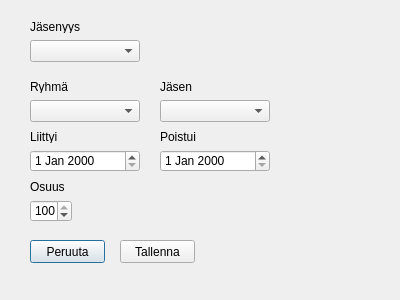
First picture: the form in editMembershipDialog.ui, repository eeroleppalehto/Jahtirekisteri, before the edit.
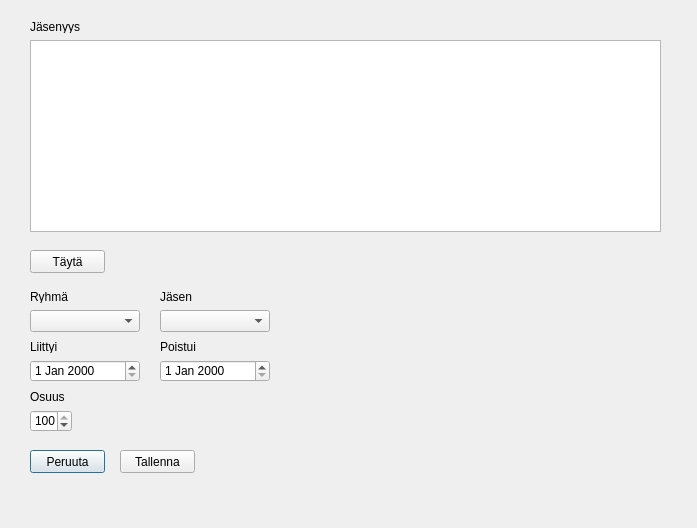
Second picture: the form after the edit.

What changed in the file:
```diff
--- a/editMembershipDialog.ui
+++ b/editMembershipDialog.ui
@@ -6,8 +6,8 @@
    <rect>
     <x>0</x>
     <y>0</y>
-    <width>400</width>
-    <height>300</height>
+    <width>697</width>
+    <height>528</height>
    </rect>
   </property>
   <property name="windowTitle">
@@ -26,21 +26,11 @@
     <string>Jäsenyys</string>
    </property>
   </widget>
-  <widget class="QComboBox" name="editMembershipComboBox">
-   <property name="geometry">
-    <rect>
-     <x>30</x>
-     <y>40</y>
-     <width>110</width>
-     <height>22</height>
-    </rect>
-   </property>
-  </widget>
   <widget class="QDateEdit" name="editMembershipJoinedDateEdit">
    <property name="geometry">
     <rect>
      <x>30</x>
-     <y>150</y>
+     <y>360</y>
      <width>110</width>
      <height>22</height>
     </rect>
@@ -50,7 +40,7 @@
    <property name="geometry">
     <rect>
      <x>30</x>
-     <y>80</y>
+     <y>290</y>
      <width>60</width>
      <height>13</height>
     </rect>
@@ -63,7 +53,7 @@
    <property name="geometry">
     <rect>
      <x>160</x>
-     <y>80</y>
+     <y>290</y>
      <width>60</width>
      <height>13</height>
     </rect>
@@ -76,7 +66,7 @@
    <property name="geometry">
     <rect>
      <x>30</x>
-     <y>130</y>
+     <y>340</y>
      <width>60</width>
      <height>13</height>
     </rect>
@@ -89,7 +79,7 @@
    <property name="geometry">
     <rect>
      <x>160</x>
-     <y>130</y>
+     <y>340</y>
      <width>60</width>
      <height>13</height>
     </rect>
@@ -102,7 +92,7 @@
    <property name="geometry">
     <rect>
      <x>160</x>
-     <y>150</y>
+     <y>360</y>
      <width>110</width>
      <height>22</height>
     </rect>
@@ -112,7 +102,7 @@
    <property name="geometry">
     <rect>
      <x>30</x>
-     <y>200</y>
+     <y>410</y>
      <width>42</width>
      <height>22</height>
     </rect>
@@ -131,7 +121,7 @@
    <property name="geometry">
     <rect>
      <x>30</x>
-     <y>180</y>
+     <y>390</y>
      <width>60</width>
      <height>13</height>
     </rect>
@@ -144,7 +134,7 @@
    <property name="geometry">
     <rect>
      <x>30</x>
-     <y>240</y>
+     <y>450</y>
      <width>75</width>
      <height>23</height>
     </rect>
@@ -160,7 +150,7 @@
    <property name="geometry">
     <rect>
      <x>120</x>
-     <y>240</y>
+     <y>450</y>
      <width>75</width>
      <height>23</height>
     </rect>
@@ -173,7 +163,7 @@
    <property name="geometry">
     <rect>
      <x>30</x>
-     <y>100</y>
+     <y>310</y>
      <width>110</width>
      <height>22</height>
     </rect>
@@ -183,12 +173,35 @@
    <property name="geometry">
     <rect>
      <x>160</x>
-     <y>100</y>
+     <y>310</y>
      <width>110</width>
      <height>22</height>
     </rect>
    </property>
   </widget>
+  <widget class="QPushButton" name="editMembershipPopulatePushButton">
+   <property name="geometry">
+    <rect>
+     <x>30</x>
+     <y>250</y>
+     <width>75</width>
+     <height>23</height>
+    </rect>
+   </property>
+   <property name="text">
+    <string>Täytä</string>
+   </property>
+  </widget>
+  <widget class="QTableWidget" name="editMembershipTableWidget">
+   <property name="geometry">
+    <rect>
+     <x>30</x>
+     <y>40</y>
+     <width>631</width>
+     <height>192</height>
+    </rect>
+   </property>
+  </widget>
  </widget>
  <resources/>
  <connections/>
```
Left out of the diff: 4 changed lines with no effect on the pictures.
